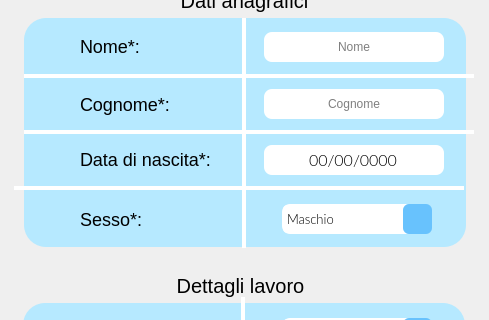
Qt form frontend/ui/VistaAssumi.ui (MrPio/MuseoOmero) before a commit; both pictures show x 0 to 489 and y 116 to 436 of the 489 by 842 pixel window.
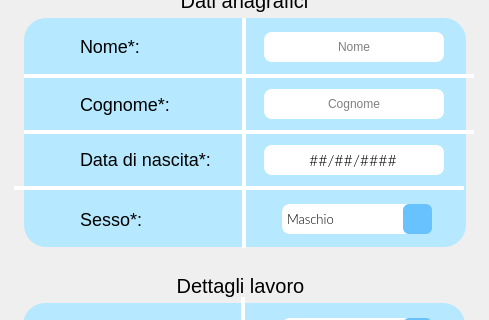
The same form after that commit. Icons and pictures are not drawn.

```diff
--- a/frontend/ui/VistaAssumi.ui
+++ b/frontend/ui/VistaAssumi.ui
@@ -1324,7 +1324,7 @@
 }</string>
     </property>
     <property name="inputMask">
-     <string>00/00/0000;0</string>
+     <string>00/00/0000;#</string>
     </property>
     <property name="text">
      <string>//</string>
```
